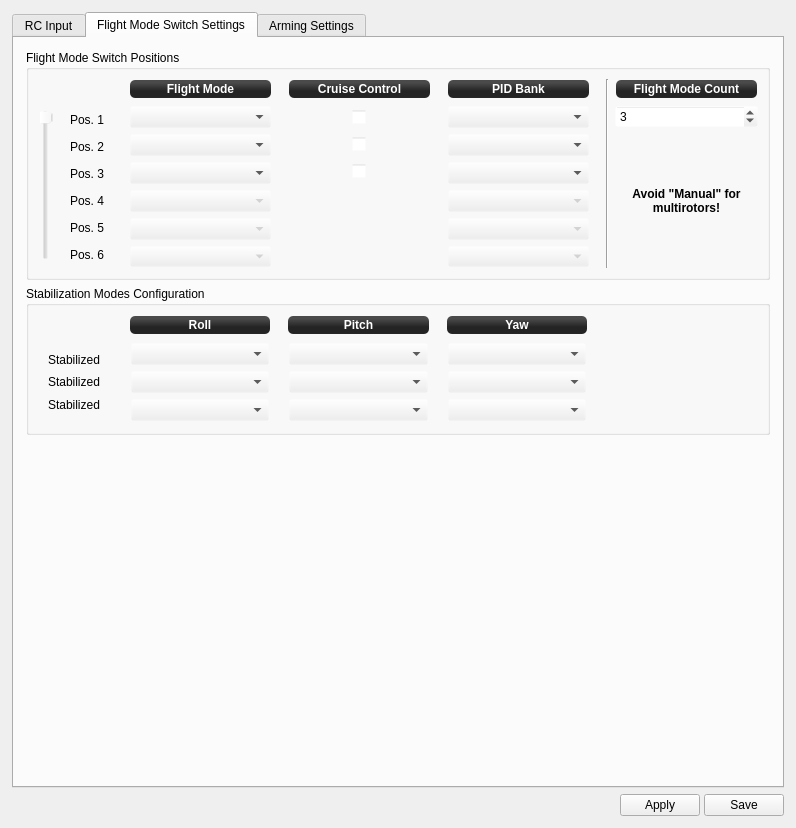
This is ground/openpilotgcs/src/plugins/config/input.ui in openpilot/OpenPilot as Qt 5 draws it before an edit. The edited form follows.
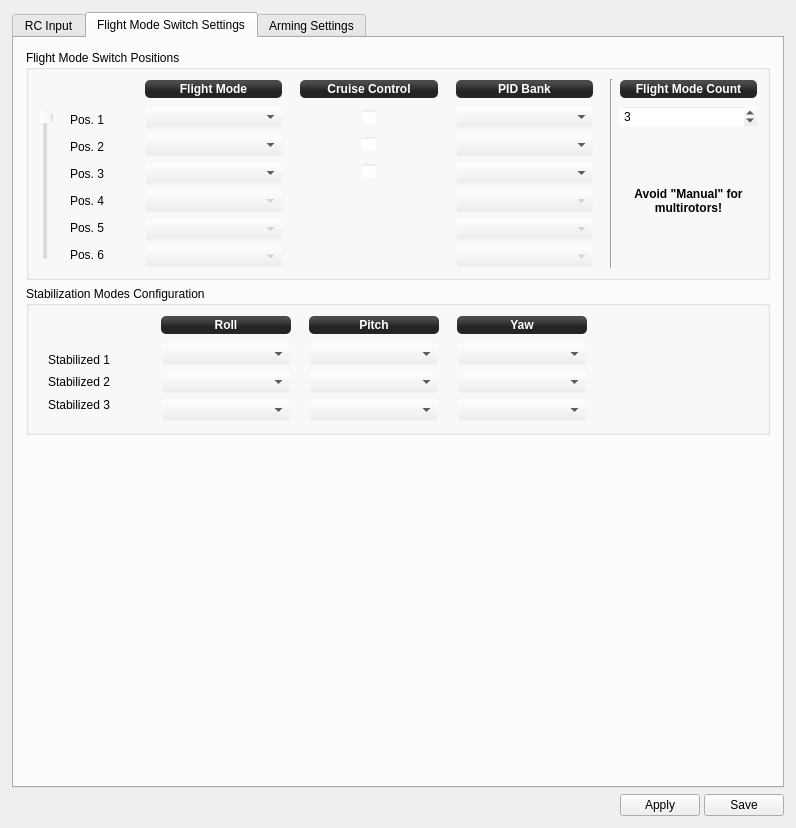
This is the edited form. The open tabs and pages were chosen to show the change. Icons and pictures are not drawn.

Commit message: OP-1154 neated up input page, tooltips, labels were cut off, etc.

The edit to the form file:
```diff
--- a/ground/openpilotgcs/src/plugins/config/input.ui
+++ b/ground/openpilotgcs/src/plugins/config/input.ui
@@ -559,8 +559,8 @@
            <rect>
             <x>0</x>
             <y>0</y>
-            <width>766</width>
-            <height>745</height>
+            <width>768</width>
+            <height>742</height>
            </rect>
           </property>
           <layout class="QGridLayout" name="gridLayout_7" rowstretch="1,0,0,0">
@@ -746,13 +746,13 @@
                <widget class="QFrame" name="frame_3">
                 <property name="minimumSize">
                  <size>
-                  <width>75</width>
+                  <width>106</width>
                   <height>0</height>
                  </size>
                 </property>
                 <property name="maximumSize">
                  <size>
-                  <width>75</width>
+                  <width>105</width>
                   <height>16777215</height>
                  </size>
                 </property>
@@ -1005,7 +1005,7 @@
                <widget class="QLabel" name="label_11">
                 <property name="minimumSize">
                  <size>
-                  <width>120</width>
+                  <width>80</width>
                   <height>20</height>
                  </size>
                 </property>
@@ -1034,7 +1034,7 @@
                <widget class="QLabel" name="label_16">
                 <property name="minimumSize">
                  <size>
-                  <width>120</width>
+                  <width>132</width>
                   <height>20</height>
                  </size>
                 </property>
@@ -1181,7 +1181,7 @@
                <widget class="QLabel" name="label_12">
                 <property name="minimumSize">
                  <size>
-                  <width>120</width>
+                  <width>105</width>
                   <height>20</height>
                  </size>
                 </property>
@@ -1217,7 +1217,7 @@
                <widget class="QLabel" name="label_13">
                 <property name="minimumSize">
                  <size>
-                  <width>120</width>
+                  <width>138</width>
                   <height>20</height>
                  </size>
                 </property>
@@ -1246,7 +1246,7 @@
                <widget class="QFrame" name="frame_4">
                 <property name="minimumSize">
                  <size>
-                  <width>120</width>
+                  <width>30</width>
                   <height>0</height>
                  </size>
                 </property>
@@ -1540,13 +1540,13 @@
                <widget class="QFrame" name="frame">
                 <property name="minimumSize">
                  <size>
-                  <width>75</width>
+                  <width>90</width>
                   <height>0</height>
                  </size>
                 </property>
                 <property name="maximumSize">
                  <size>
-                  <width>75</width>
+                  <width>90</width>
                   <height>16777215</height>
                  </size>
                 </property>
@@ -1877,7 +1877,7 @@
                <widget class="QFrame" name="frame_7">
                 <property name="minimumSize">
                  <size>
-                  <width>120</width>
+                  <width>75</width>
                   <height>0</height>
                  </size>
                 </property>
@@ -1904,7 +1904,7 @@
                   <widget class="QComboBox" name="pidBankSs1_0">
                    <property name="minimumSize">
                     <size>
-                     <width>102</width>
+                     <width>75</width>
                      <height>0</height>
                     </size>
                    </property>
@@ -1927,7 +1927,7 @@
                   <widget class="QComboBox" name="pidBankSs1_1">
                    <property name="minimumSize">
                     <size>
-                     <width>102</width>
+                     <width>75</width>
                      <height>0</height>
                     </size>
                    </property>
@@ -1950,7 +1950,7 @@
                   <widget class="QComboBox" name="pidBankSs1_2">
                    <property name="minimumSize">
                     <size>
-                     <width>102</width>
+                     <width>75</width>
                      <height>0</height>
                     </size>
                    </property>
@@ -1976,7 +1976,7 @@
                    </property>
                    <property name="minimumSize">
                     <size>
-                     <width>102</width>
+                     <width>75</width>
                      <height>0</height>
                     </size>
                    </property>
@@ -2002,7 +2002,7 @@
                    </property>
                    <property name="minimumSize">
                     <size>
-                     <width>102</width>
+                     <width>75</width>
                      <height>0</height>
                     </size>
                    </property>
@@ -2028,7 +2028,7 @@
                    </property>
                    <property name="minimumSize">
                     <size>
-                     <width>102</width>
+                     <width>75</width>
                      <height>0</height>
                     </size>
                    </property>
```
Left out of the diff: 50 changed lines with no effect on the pictures.
